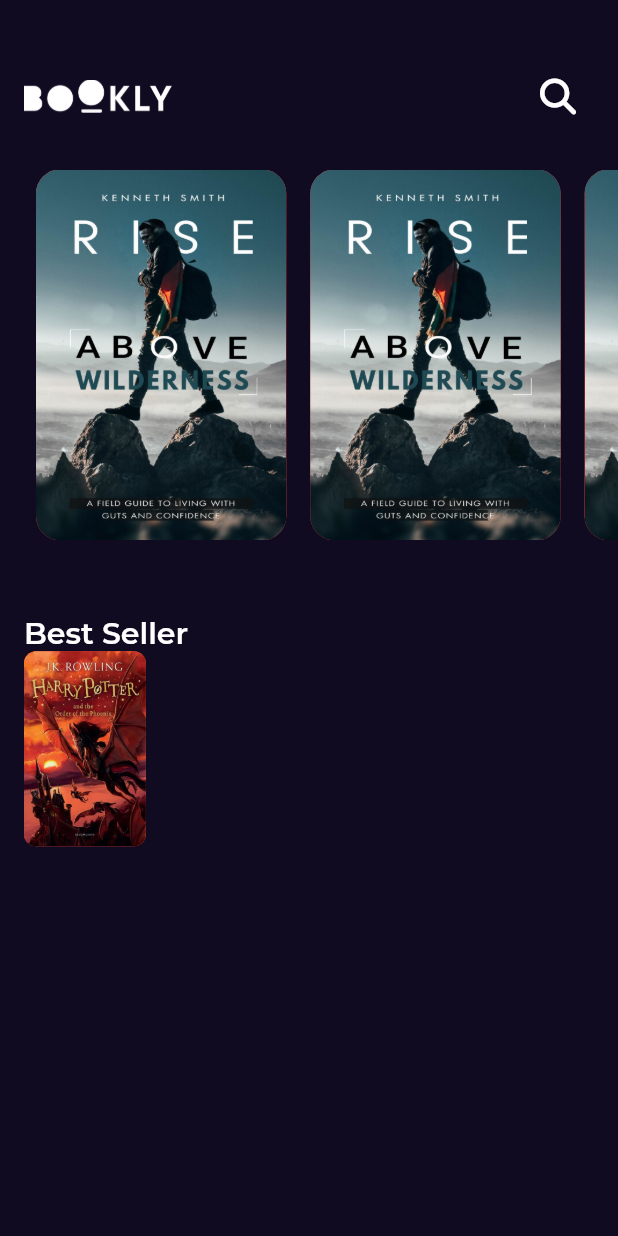
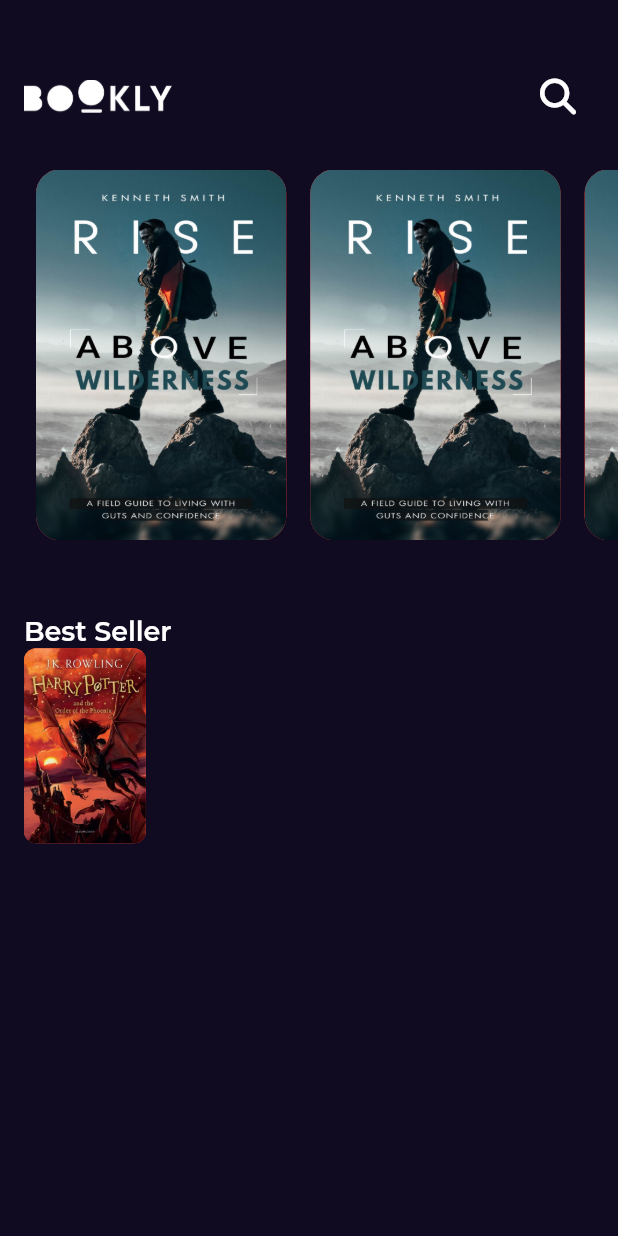
Before and after one commit to tarek-binselm/bookly_app, a Flutter app: the screen it shows after launch, on a phone screen of 412 x 824 dp. Run offline on Flutter 3.47's test engine with Material 2 defaults, Android fonts, the light colour scheme and no system bars; our stand-ins replace font_awesome_flutter, get, google_fonts.

Commit message:
create app styles

```diff
--- a/lib/constants.dart
+++ b/lib/constants.dart
@@ -3,3 +3,5 @@
 const kPrimaryColor = Color(0xff100B20);
 
 const kTransitionDuration = Duration(microseconds: 250);
+
+const kGtSectraFine = 'GT Sectra Fine';
--- a/lib/core/utils/styles.dart
+++ b/lib/core/utils/styles.dart
@@ -1,8 +1,32 @@
+import 'package:bookly_app/constants.dart';
 import 'package:flutter/material.dart';
 
 abstract class Styles {
-  static const titleMedium = TextStyle(
-    fontSize: 20,
+  static const textStyle18 = TextStyle(
+    fontSize: 18,
     fontWeight: FontWeight.w600,
   );
+
+  static const textStyle20 = TextStyle(
+    fontSize: 20,
+    fontWeight: FontWeight.normal,
+    fontFamily: kGtSectraFine,
+  );
+
+  static const textStyle30 = TextStyle(
+    fontSize: 30,
+    fontWeight: FontWeight.normal,
+    fontFamily: kGtSectraFine,
+  );
+
+  static const textStyle14 = TextStyle(
+    fontSize: 14,
+    fontWeight: FontWeight.normal,
+  );
+
+  static const textStyle16 = TextStyle(
+    fontSize: 16,
+    fontWeight: FontWeight.w500,
+  );
+
 }
--- a/lib/features/Home/presentation/views/widgets/home_view_body.dart
+++ b/lib/features/Home/presentation/views/widgets/home_view_body.dart
@@ -21,7 +21,7 @@
           ),
           Text(
             'Best Seller',
-            style: Styles.titleMedium,
+            style: Styles.textStyle18,
           ),
           BestSellerListViewItem(),
         ],
```
